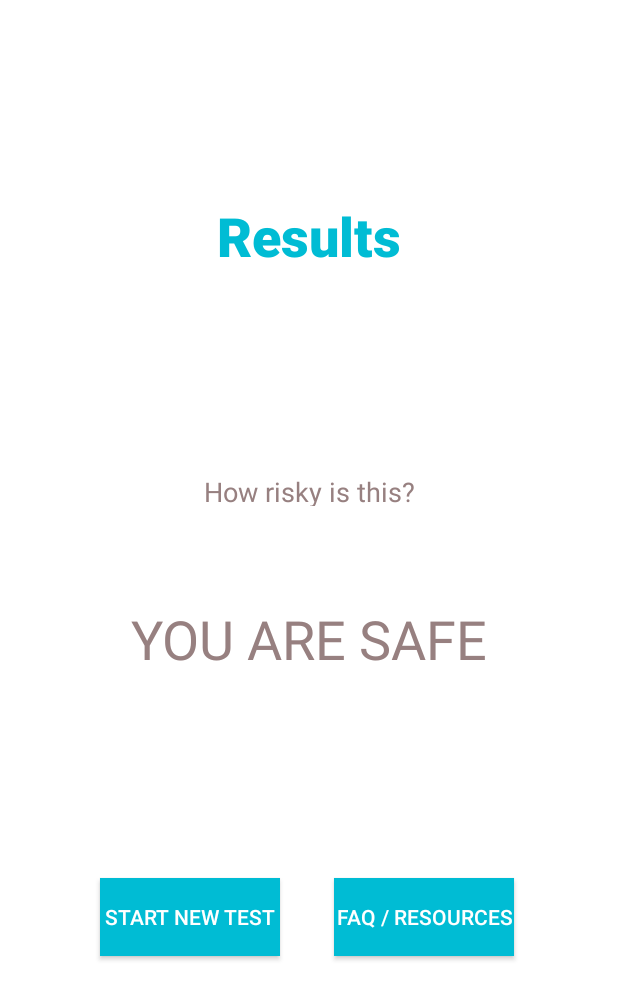
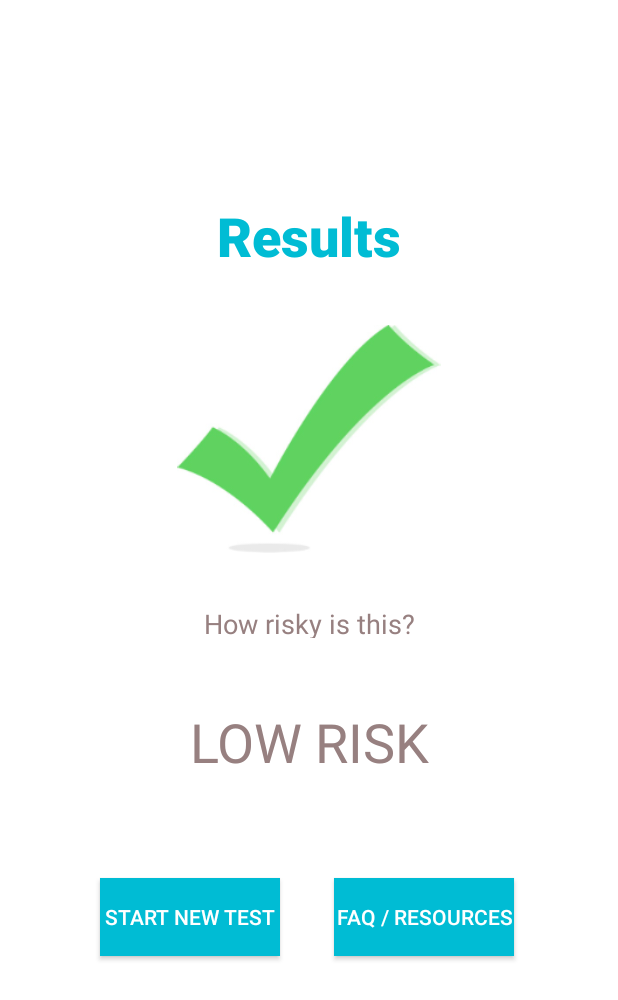
Before and after one commit to Mobile-Programing-Covid-Calculator/Master, an Android app: the results_screen_good screen opened directly, with no data from a screen before it, on a phone screen of 412 x 824 dp. Shown: the top 1000 px of the screen. Run offline under Robolectric (Android 15) with nearby library versions, the phone set to English and light mode, and no system bars.

Commit message:
results screens

```diff
--- a/app/src/main/res/layout/activity_results_screen_bad.xml
+++ b/app/src/main/res/layout/activity_results_screen_bad.xml
@@ -114,13 +114,14 @@
         android:layout_width="275dp"
         android:layout_height="22dp"
         android:layout_marginStart="65dp"
+        android:layout_marginTop="8dp"
         android:layout_marginEnd="65dp"
-        android:layout_marginBottom="208dp"
+        android:layout_marginBottom="8dp"
         android:text="@string/results_risk"
         android:textAlignment="center"
         android:textColor="#000000"
         android:textSize="18sp"
-        app:layout_constraintBottom_toTopOf="@+id/newtestButton"
+        app:layout_constraintBottom_toTopOf="@+id/resultsRiskResult2"
         app:layout_constraintEnd_toEndOf="parent"
         app:layout_constraintStart_toStartOf="parent"
         app:layout_constraintTop_toBottomOf="@+id/riskNumPeople"
@@ -130,6 +131,7 @@
         android:id="@+id/imageView2"
         android:layout_width="296dp"
         android:layout_height="168dp"
+        android:layout_marginTop="10dp"
         app:layout_constraintBottom_toTopOf="@+id/resultsRisk"
         app:layout_constraintEnd_toEndOf="parent"
         app:layout_constraintHorizontal_bias="0.5"
--- a/app/src/main/res/layout/activity_results_screen_good.xml
+++ b/app/src/main/res/layout/activity_results_screen_good.xml
@@ -5,7 +5,7 @@
     android:layout_width="match_parent"
     android:layout_height="match_parent"
     android:background="#FFFFFF">
-<!--
+    <!--
     <TextView
         android:id="@+id/resultsRiskAllocation"
         android:layout_width="275dp"
@@ -39,6 +39,7 @@
         android:textStyle="bold"
         app:layout_constraintBottom_toBottomOf="parent"
         app:layout_constraintEnd_toEndOf="parent"
+        app:layout_constraintHorizontal_bias="0.5"
         app:layout_constraintStart_toStartOf="parent"
         app:layout_constraintTop_toTopOf="parent" />
 
@@ -71,7 +72,7 @@
         app:layout_constraintStart_toStartOf="parent"
         app:layout_constraintTop_toBottomOf="@+id/welcome_message3"
         app:layout_constraintVertical_bias="0.0" />
-<!--
+    <!--
     <TextView
         android:id="@+id/riskNumPeople"
         android:layout_width="275dp"
@@ -89,39 +90,53 @@
         app:layout_constraintTop_toBottomOf="@+id/welcome_message3"
         app:layout_constraintVertical_bias="0.0" />
 -->
+
     <TextView
         android:id="@+id/resultsRisk"
         android:layout_width="275dp"
         android:layout_height="22dp"
         android:layout_marginStart="65dp"
         android:layout_marginEnd="65dp"
-        android:layout_marginBottom="248dp"
+        android:layout_marginBottom="160dp"
         android:text="@string/results_risk"
         android:textAlignment="center"
         android:textColor="#978080"
         android:textSize="18sp"
         app:layout_constraintBottom_toTopOf="@+id/newtestButton"
         app:layout_constraintEnd_toEndOf="parent"
+        app:layout_constraintHorizontal_bias="0.5"
         app:layout_constraintStart_toStartOf="parent"
         app:layout_constraintTop_toBottomOf="@+id/riskNumPeople"
         app:layout_constraintVertical_bias="1.0" />
 
     <TextView
         android:id="@+id/resultsRiskResult"
-        android:layout_width="373dp"
-        android:layout_height="152dp"
+        android:layout_width="366dp"
+        android:layout_height="95dp"
         android:layout_marginStart="65dp"
         android:layout_marginEnd="65dp"
-        android:layout_marginBottom="32dp"
-        android:text="YOU ARE SAFE"
+        android:layout_marginBottom="20dp"
+        android:text="LOW RISK"
         android:textAlignment="center"
         android:textColor="#978080"
         android:textSize="36sp"
         app:layout_constraintBottom_toTopOf="@+id/newtestButton"
         app:layout_constraintEnd_toEndOf="parent"
+        app:layout_constraintHorizontal_bias="0.5"
         app:layout_constraintStart_toStartOf="parent"
         app:layout_constraintTop_toBottomOf="@+id/riskNumPeople"
         app:layout_constraintVertical_bias="1.0" />
+
+    <ImageView
+        android:id="@+id/imageView7"
+        android:layout_width="192dp"
+        android:layout_height="152dp"
+        app:layout_constraintBottom_toTopOf="@+id/resultsRisk"
+        app:layout_constraintEnd_toEndOf="parent"
+        app:layout_constraintHorizontal_bias="0.5"
+        app:layout_constraintStart_toStartOf="parent"
+        app:layout_constraintTop_toBottomOf="@+id/welcome_message3"
+        app:srcCompat="@mipmap/checkmark" />
     <!--
         <TextView
             android:id="@+id/resultsRisk2"
```
Also changed, not shown: app/src/main/res/mipmap-xxxhdpi/checkmark.jpg (added).
